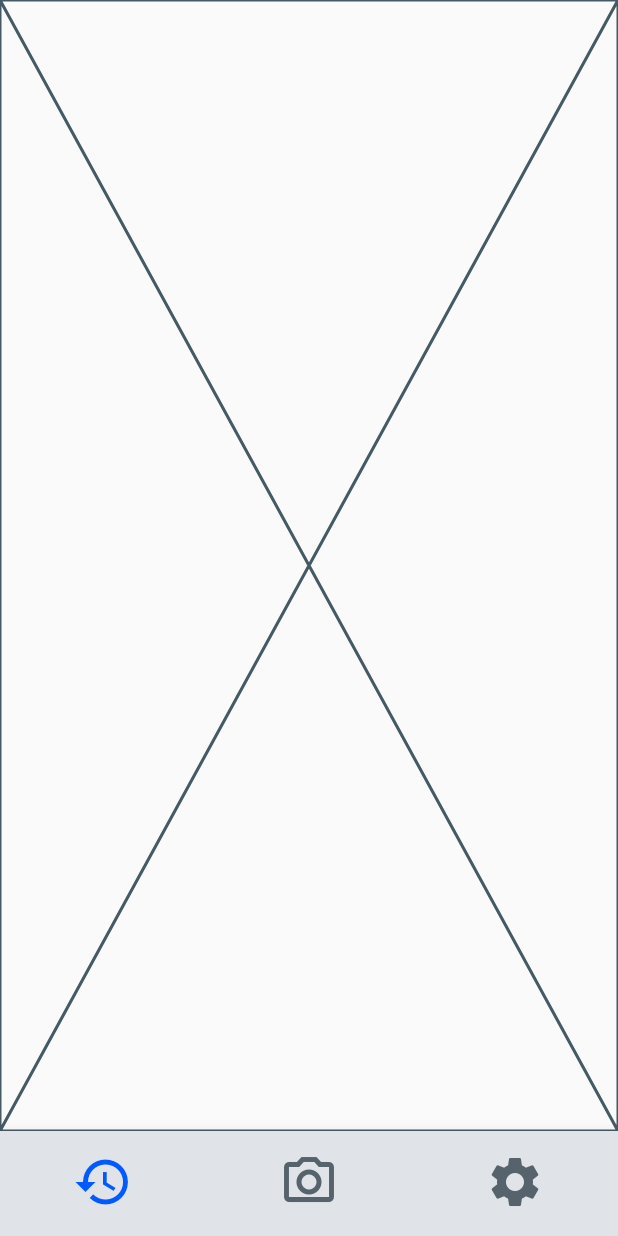
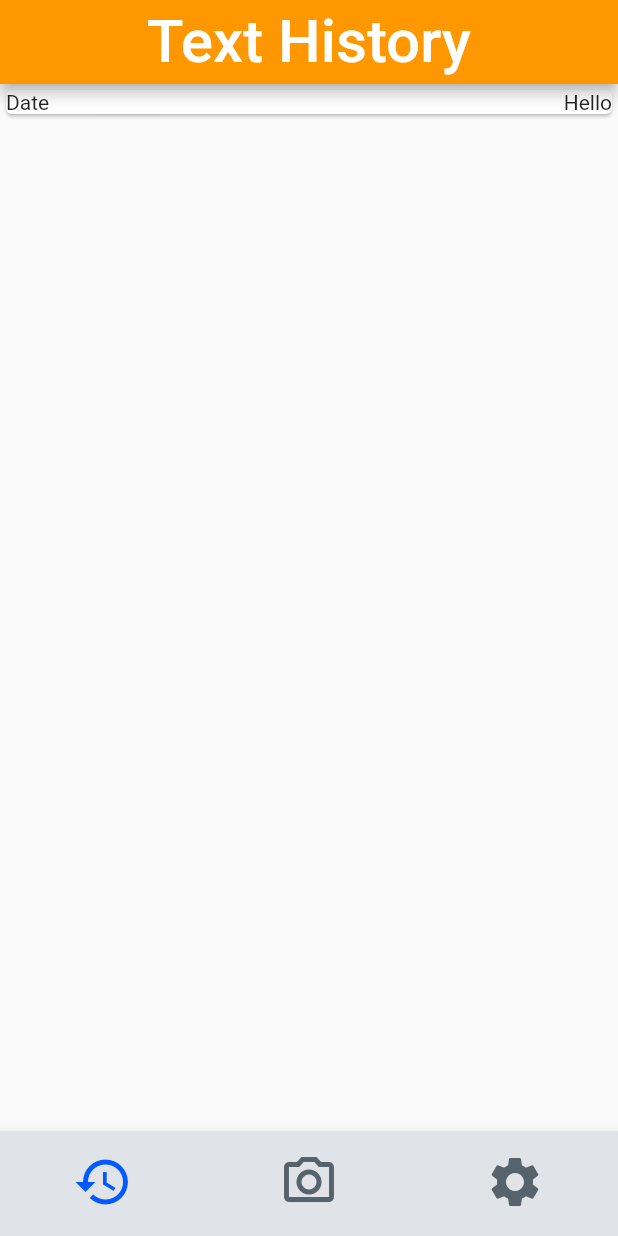
Before and after one commit to JeremyTaraba/signlanguagetranslator, a Flutter app: the screen it shows once a user with an empty profile is signed in, on a phone screen of 412 x 824 dp. Run offline on Flutter 3.47's test engine with Material 3 defaults, Android fonts, the phone set to English and light mode, and no system bars; our stand-ins replace auto_size_text, cached_network_image, chewie, cloud_firestore, file_picker, firebase_auth and 18 more; missing offline and left inert: json_path, mime_type; accounts and stored records are empty.

Commit message:
setting up history

```diff
--- a/lib/pages/history/history_page.dart
+++ b/lib/pages/history/history_page.dart
@@ -10,6 +10,27 @@ class HistoryPage extends StatefulWidget {
 class _HistoryPageState extends State<HistoryPage> {
   @override
   Widget build(BuildContext context) {
-    return const Placeholder();
+    return Scaffold(
+        appBar: AppBar(
+          backgroundColor: Colors.orange,
+          title: const Text(
+            "Text History",
+            style: TextStyle(fontSize: 40),
+          ),
+          centerTitle: true,
+        ),
+        body: Column(
+          children: [
+            Card(
+              child: Row(
+                children: [
+                  Text("Date"),
+                  Spacer(),
+                  Text("Hello"),
+                ],
+              ),
+            )
+          ],
+        ));
   }
 }
```
